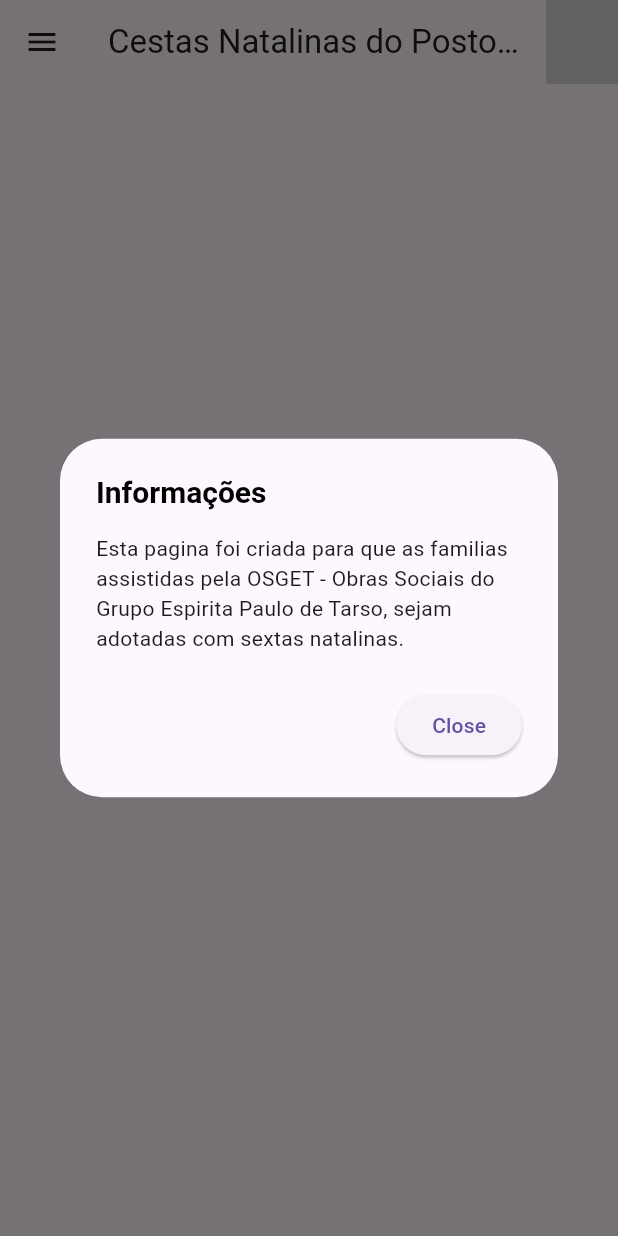
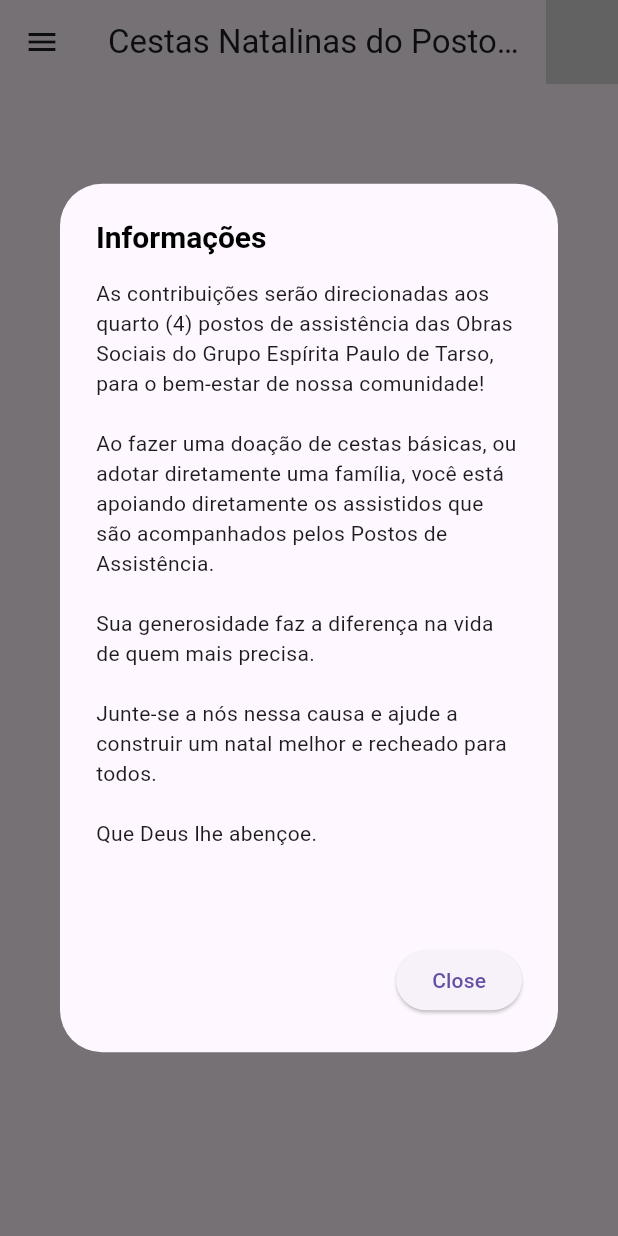
Before and after one commit to geptudi/postos, a Flutter app: the screen it shows after launch, in the side drawer, after a tap on "Informações", on a phone screen of 412 x 824 dp. Run offline on Flutter 3.47's test engine with Material 3 defaults, Android fonts, the light colour scheme and no system bars; our stand-ins replace bordered_text, device_info_plus, dio, flutter_modular; missing offline and left inert: icon_badge; network calls fail.

Commit message:
versão 0.2.4

```diff
--- a/lib/src/app_widget.dart
+++ b/lib/src/app_widget.dart
@@ -2,7 +2,7 @@ import 'package:flutter/material.dart';
 import 'package:flutter_modular/flutter_modular.dart';
 
 class AppWidget extends StatelessWidget {
-  const AppWidget({Key? key}) : super(key: key);
+  const AppWidget({super.key});
 
   @override
   Widget build(BuildContext context) {
--- /dev/null
+++ b/lib/src/models/parameters.dart
@@ -0,0 +1,25 @@
+const Map<int, List<dynamic>> postos = {
+  0: <String>[
+    'Bezerra de Menezes',
+    'Bairro: Pacaembu',
+    'Coordenadores: Maria do Carmo - 9 9879 4774 / Mauro Roberto  - 9 9886 0205',
+  ],
+  1: <String>[
+    'Eurípedes Barsanulfo',
+    'Bairro: Morada Nova',
+    'Coordenadores: Josué  - 9 9125 3106 / Thiago - 9 9267 2502',
+  ],
+  2: <String>[
+    'Mãe Zeferina',
+    'Bairro: Taiaman',
+    'Coordenador: Edson - 9 9968 7096',
+  ],
+  3: <String>[
+    'Simão Pedro',
+    'Bairro: São Francisco',
+    'Coordenadores: Ozair  - 9 9928 4455 / Denise - 9 9781 8216',
+  ],
+  4: <String>[
+    'Informações',
+  ],
+};
--- a/lib/src/modules/home/home_controller.dart
+++ b/lib/src/modules/home/home_controller.dart
@@ -4,8 +4,7 @@ import 'package:flutter_modular/flutter_modular.dart';
 import 'repositories/assistido_gsheet_repository.dart';
 
 class HomeController {
-  final ValueNotifier<String> activeTagButtom =
-      ValueNotifier<String>('Bezerra de Menezes');
+  final ValueNotifier<int> activeTagButtom = ValueNotifier<int>(0);
   final ValueNotifier<bool> isExpanded = ValueNotifier<bool>(false);
   late final AssistidoRemoteStorageRepository assistidosStoreList;
 
--- a/lib/src/modules/home/home_page.dart
+++ b/lib/src/modules/home/home_page.dart
@@ -1,12 +1,13 @@
 import 'package:flutter/material.dart';
 import 'package:flutter_modular/flutter_modular.dart';
 import 'package:icon_badge/icon_badge.dart';
+import '../../models/parameters.dart';
 import 'models/assistido_models.dart';
 import 'modelsview/home_build_tag_page.dart';
 import 'home_controller.dart';
 
 class HomePage extends StatefulWidget {
-  const HomePage({Key? key}) : super(key: key);
+  const HomePage({super.key});
 
   @override
   State<HomePage> createState() => _HomePageState();
@@ -30,7 +31,7 @@ class _HomePageState extends State<HomePage> {
       builder: (BuildContext context, AsyncSnapshot<bool> isInited) =>
           ValueListenableBuilder(
         valueListenable: controller.activeTagButtom,
-        builder: (BuildContext context, String activeTag, Widget? child) =>
+        builder: (BuildContext context, int activeTag, Widget? child) =>
             isInited.hasData
                 ? FutureBuilder<List<dynamic>?>(
                     initialData: const <Assistido>[],
@@ -47,7 +48,7 @@ class _HomePageState extends State<HomePage> {
                       }
                       return Scaffold(
                         appBar: AppBar(
-                          title: Text('Cestas Natalinas do Posto $activeTag'),
+                          title: Text('Cestas Natalinas do Posto ${postos[activeTag]![0]}\n${postos[activeTag]![2]}'),
                           actions: <Widget>[
                             IconBadge(
                               icon: const Icon(Icons.sync),
--- a/lib/src/modules/home/modelsview/card_page.dart
+++ b/lib/src/modules/home/modelsview/card_page.dart
@@ -1,7 +1,7 @@
 import 'package:flutter/material.dart';
 
 class CardPage extends StatefulWidget {
-  const CardPage({Key? key}) : super(key: key);
+  const CardPage({super.key});
 
   @override
   State<CardPage> createState() => _CardPageState();
--- a/lib/src/modules/home/modelsview/home_build_tag_button.dart
+++ b/lib/src/modules/home/modelsview/home_build_tag_button.dart
@@ -1,22 +1,23 @@
 import 'package:flutter/material.dart';
+
+import '../../../models/parameters.dart';
 
 class BuildTagButton extends StatelessWidget {
   final void Function()? onPressed;
-  final ValueNotifier<String> activeTagButtom;
-  final List<String> tag;
+  final ValueNotifier<int> activeTagButtom;
+  final int tag;
   final Icon icon;
   const BuildTagButton(
-      {Key? key,
+      {super.key,
       required this.activeTagButtom,
       required this.tag,
       required this.icon,
-      this.onPressed})
-      : super(key: key);
+      this.onPressed});
 
   @override
   Widget build(BuildContext context) {
     final Color color =
-        tag[0] == activeTagButtom.value ? Colors.purple : Colors.black26;
+        tag == activeTagButtom.value ? Colors.purple : Colors.black26;
     return SizedBox(
         width: 300,
         child: TextButton(
@@ -43,13 +44,13 @@ class BuildTagButton extends StatelessWidget {
                   mainAxisSize: MainAxisSize.max,
                   mainAxisAlignment: MainAxisAlignment.start,
                   crossAxisAlignment: CrossAxisAlignment.start,
-                  children: tag.map((e) => Text(e)).toList(),
+                  children: postos[tag]!.map((e) => Text(e)).toList(),
                 ),
               ),
             ],
           ),
           onPressed: () {
-            if(tag[0] != 'Informações') activeTagButtom.value = tag[0];
+            if(tag != 4) activeTagButtom.value = tag;
             if (onPressed != null) onPressed!();
           },
         ));
--- a/lib/src/modules/home/modelsview/home_build_tag_page.dart
+++ b/lib/src/modules/home/modelsview/home_build_tag_page.dart
@@ -4,17 +4,15 @@ import 'package:flutter_modular/flutter_modular.dart';
 import 'home_build_tag_button.dart';
 
 class HomeBuildTagPage extends StatelessWidget {
-  final ValueNotifier<String> activeTagButtom;
-  const HomeBuildTagPage(
-      {Key? key, required this.activeTagButtom})
-      : super(key: key);
+  final ValueNotifier<int> activeTagButtom;
+  const HomeBuildTagPage({super.key, required this.activeTagButtom});
 
   @override
   Widget build(BuildContext context) {
     return Drawer(
       child: ValueListenableBuilder(
         valueListenable: activeTagButtom,
-        builder: (BuildContext context, String value, Widget? child) {
+        builder: (BuildContext context, int value, Widget? child) {
           return Container(
             margin: const EdgeInsets.only(
               left: 30.0,
@@ -57,7 +55,7 @@ class HomeBuildTagPage extends StatelessWidget {
                     Modular.to.pop();
                   },
                   activeTagButtom: activeTagButtom,
-                  tag: const ['Bezerra de Menezes', 'Bairro: Pacaembu'],
+                  tag: 0,
                   icon: const Icon(Icons.travel_explore),
                 ),
                 const SizedBox(
@@ -68,7 +66,7 @@ class HomeBuildTagPage extends StatelessWidget {
                     Modular.to.pop();
                   },
                   activeTagButtom: activeTagButtom,
-                  tag: const ['Eurípedes Barsanulfo', 'Bairro: Morada Nova'],
+                  tag: 1,
                   icon: const Icon(Icons.people),
                 ),
                 const SizedBox(
@@ -79,7 +77,7 @@ class HomeBuildTagPage extends StatelessWidget {
                     Modular.to.pop();
                   },
                   activeTagButtom: activeTagButtom,
-                  tag: const ['Mãe Zeferina', 'Bairro: Taiaman'],
+                  tag: 2,
                   icon: const Icon(Icons.login),
                 ),
                 const SizedBox(
@@ -90,7 +88,7 @@ class HomeBuildTagPage extends StatelessWidget {
                     Modular.to.pop();
                   },
                   activeTagButtom: activeTagButtom,
-                  tag: const ['Simão Pedro', 'Bairro: São Francisco'],
+                  tag: 3,
                   icon: const Icon(Icons.settings),
                 ),
                 const SizedBox(
@@ -102,7 +100,7 @@ class HomeBuildTagPage extends StatelessWidget {
                     _info(context);
                   },
                   activeTagButtom: activeTagButtom,
-                  tag: const ['Informações'],
+                  tag: 4, //'Informações',
                   icon: const Icon(Icons.info),
                 ),
                 const Spacer(),
@@ -131,7 +129,18 @@ class HomeBuildTagPage extends StatelessWidget {
                   },
                   child: const Text("Close")),
             ],
-            content: const Text("Esta pagina foi criada para que as familias assistidas pela OSGET - Obras Sociais do Grupo Espirita Paulo de Tarso, sejam adotadas com sextas natalinas."),
+            content: const Text("""
+As contribuições serão direcionadas aos quarto (4) postos de assistência das Obras Sociais do Grupo Espírita Paulo de Tarso, para o bem-estar de nossa comunidade!
+
+Ao fazer uma doação de cestas básicas, ou adotar diretamente uma família, você está apoiando diretamente os assistidos que são acompanhados pelos Postos de Assistência.
+
+Sua generosidade faz a diferença na vida de quem mais precisa.
+
+Junte-se a nós nessa causa e ajude a construir um natal melhor e recheado para todos.
+
+Que Deus lhe abençoe.
+
+"""),
           );
         });
   }
--- a/pubspec.yaml
+++ b/pubspec.yaml
@@ -28,7 +28,7 @@ dependencies:
 dev_dependencies:
   flutter_test:
     sdk: flutter
-  flutter_lints: ^2.0.0
+  flutter_lints: ^3.0.1
 
 flutter:
   uses-material-design: true
```
Also changed, not shown: pubspec.lock.
